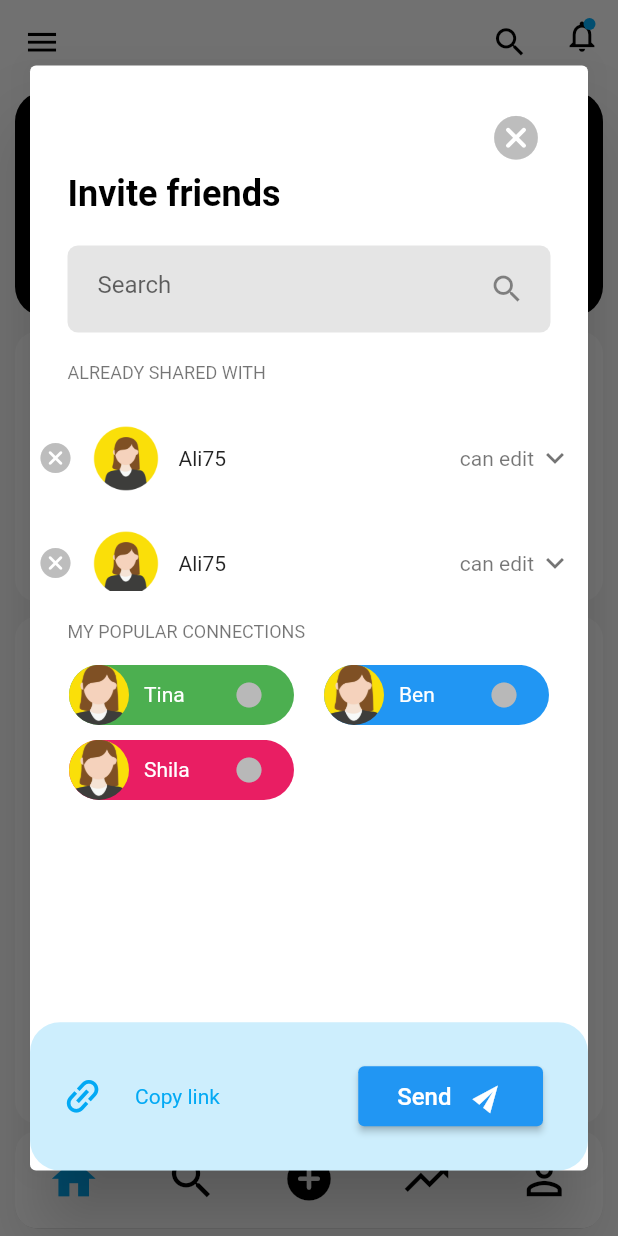
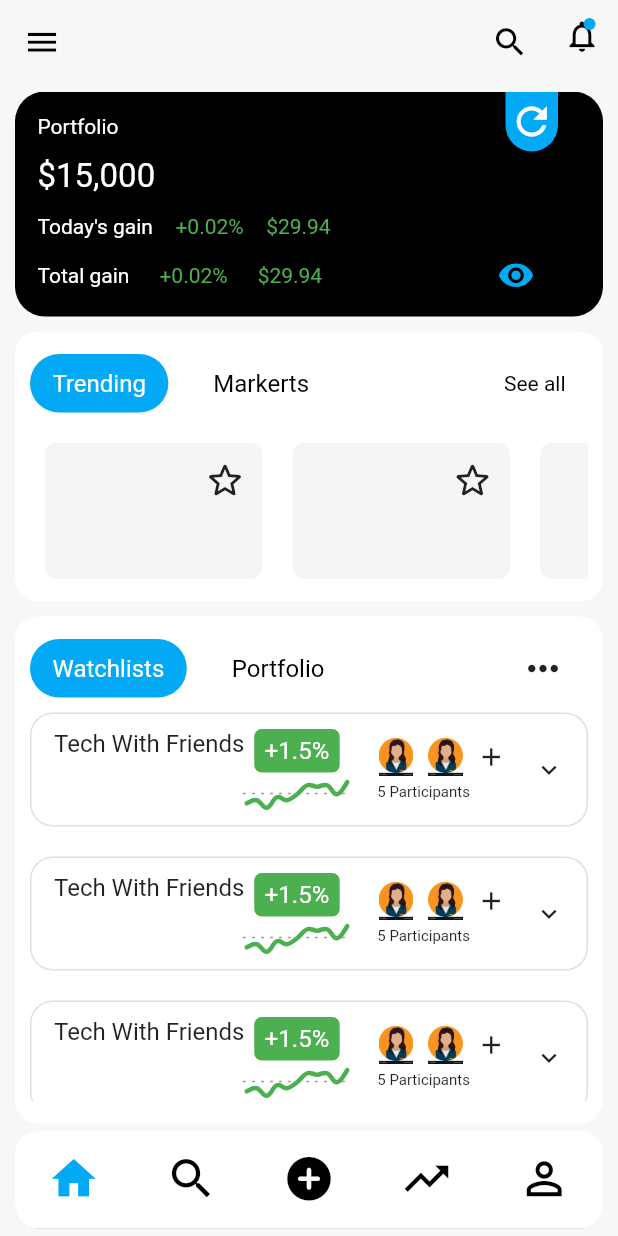
Before and after one commit to 18Ashelar/stock_ui, a Flutter app: the screen it shows after launch, after a tap on the "keyboard arrow down" icon, on a phone screen of 412 x 824 dp. Run offline on Flutter 3.47's test engine with Material 2 defaults, Android fonts, the phone set to English and light mode, and no system bars.

Commit message:
Invite friends added changes

```diff
--- a/lib/main.dart
+++ b/lib/main.dart
@@ -455,7 +455,7 @@ class _MyHomePageState extends State<MyHomePage> {
                                             Row(
                                               crossAxisAlignment:
                                                   CrossAxisAlignment.center,
-                                              children: const [
+                                              children: [
                                                 Image(
                                                   height: 25.0,
                                                   width: 25.0,
@@ -474,9 +474,14 @@ class _MyHomePageState extends State<MyHomePage> {
                                                 SizedBox(
                                                   width: 8.0,
                                                 ),
-                                                Icon(
-                                                  Icons.add,
-                                                  size: 20.0,
+                                                InkWell(
+                                                  onTap: () {
+                                                    _inviteFriendsDialog();
+                                                  },
+                                                  child: Icon(
+                                                    Icons.add,
+                                                    size: 20.0,
+                                                  ),
                                                 ),
                                               ],
                                             ),
@@ -493,9 +498,7 @@ class _MyHomePageState extends State<MyHomePage> {
                                         ),
                                         const Spacer(),
                                         GestureDetector(
-                                          onTap: () {
-                                            _inviteFriendsDialog();
-                                          },
+                                          onTap: () {},
                                           child: const Icon(
                                             Icons.keyboard_arrow_down_outlined,
                                             size: 20.0,
```
